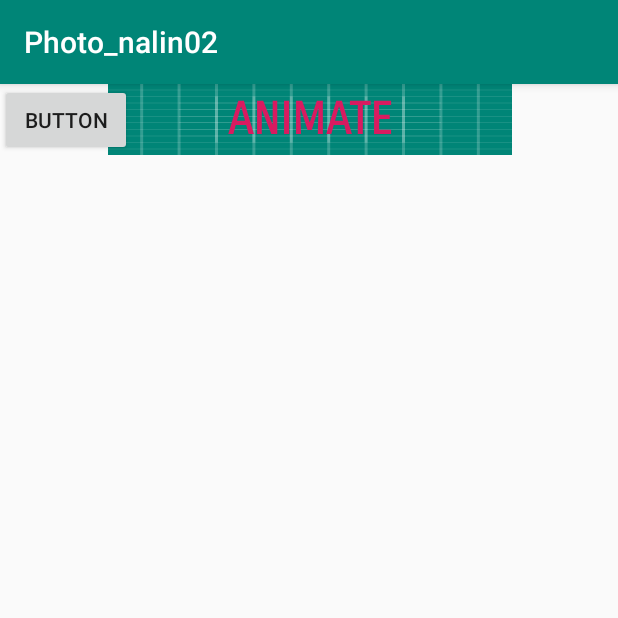
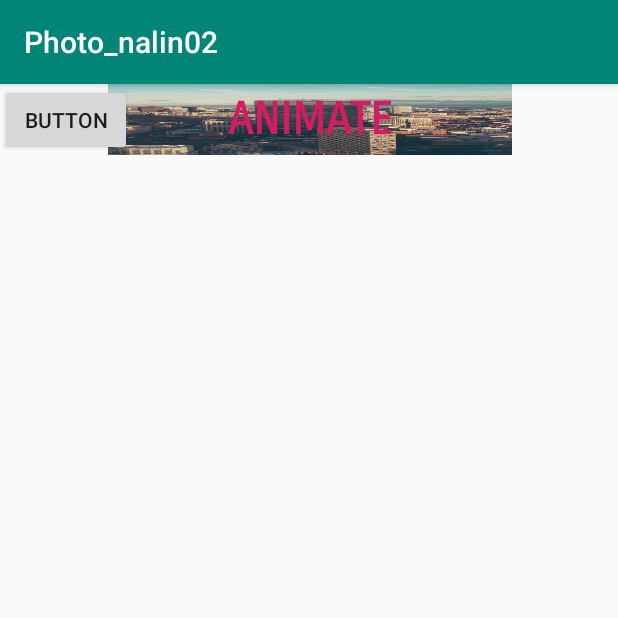
Before and after one commit to nalindeepan007/photo_transitions, an Android app: the screen it shows after launch (MainActivity), on a phone screen of 412 x 824 dp, the top half of it. Run offline under Robolectric (Android 15) with nearby library versions, the phone set to English and light mode, and no system bars.

Commit message:
changed background of animate button.

```diff
--- a/app/src/main/res/layout/activity_main.xml
+++ b/app/src/main/res/layout/activity_main.xml
@@ -34,7 +34,7 @@
         android:layout_width="269dp"
         android:layout_height="47dp"
         android:layout_marginStart="72dp"
-        android:background="@drawable/ic_launcher_background"
+        android:background="@drawable/img01nd"
         android:fontFamily="sans-serif-smallcaps"
         android:onClick="go"
         android:text="Animate"
```
